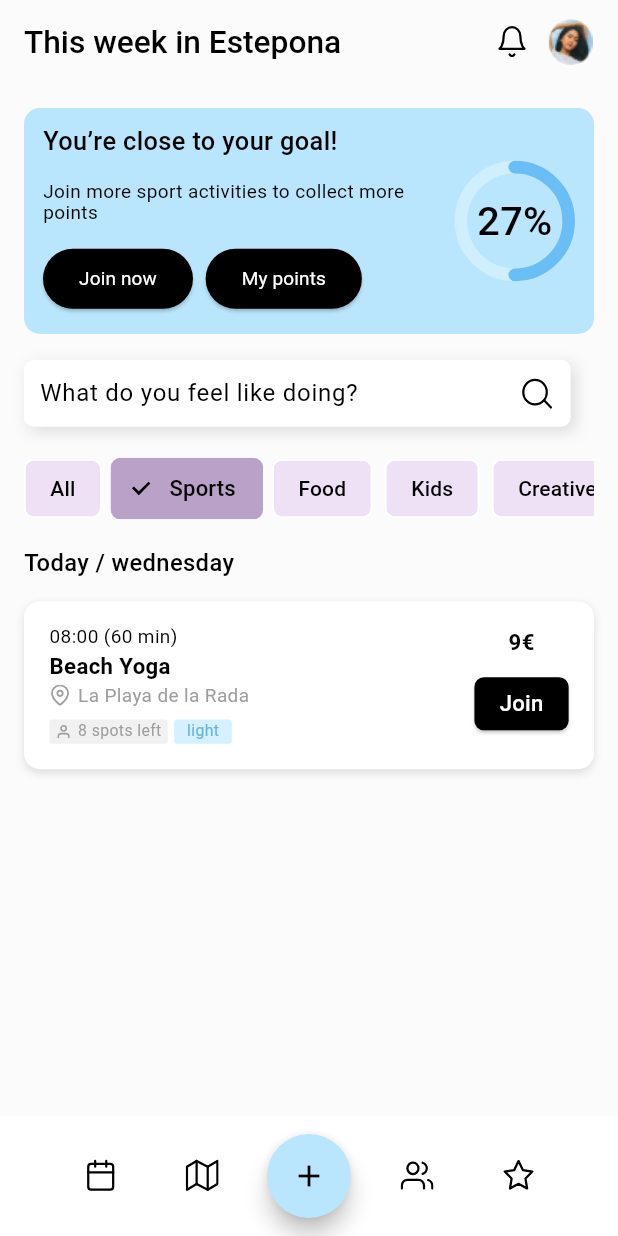
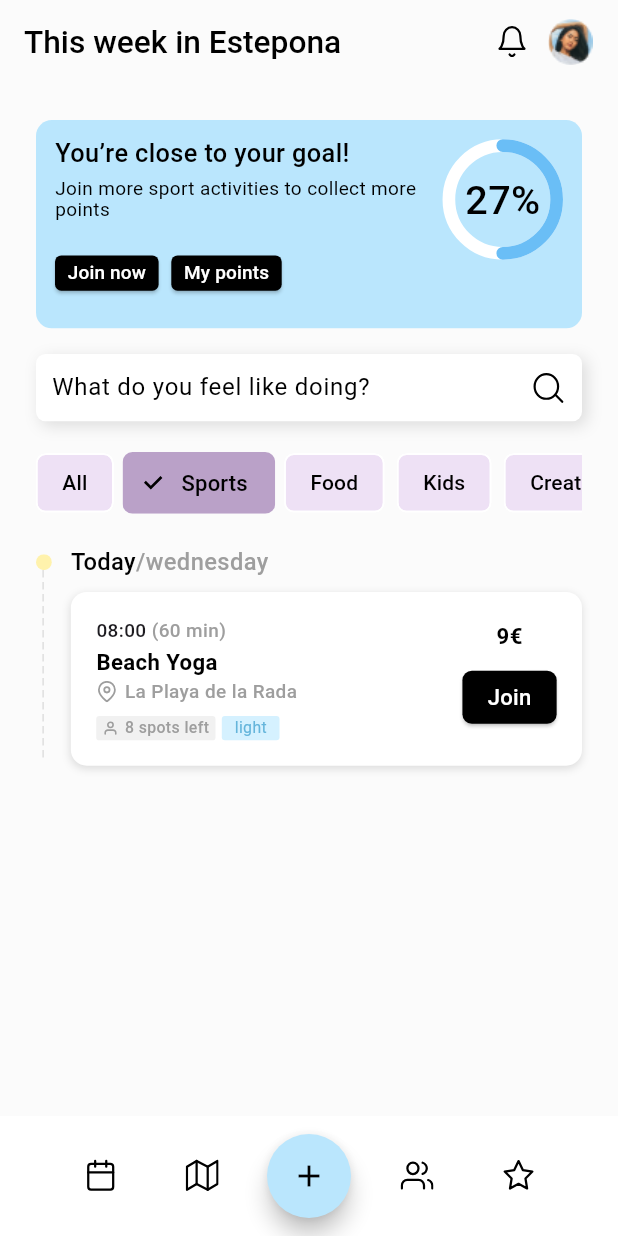
Before and after one commit to Sumina1/town_square_web, a Flutter app: the screen it shows after launch, after a tap on "Sports", on a phone screen of 412 x 824 dp. Run offline on Flutter 3.47's test engine with Material 3 defaults, Android fonts, the light colour scheme and no system bars; drawn by our look-alikes of percent_indicator; our stand-ins replace flutter_bloc, flutter_screenutil, flutter_svg, freezed_annotation, get_it; Roboto replaces fonts that are missing (Poppins, SF Pro Display).

Commit message:
design upadte on activities

```diff
--- a/lib/core/constants/asset_paths.dart
+++ b/lib/core/constants/asset_paths.dart
@@ -23,4 +23,5 @@ class AssetPaths {
   static const String filterSvg = 'assets/svg/filter.svg';
   static const String sliderSvg = 'assets/svg/sliders.svg';
   static const String profilePicture = 'assets/svg/profile.svg';
+  static const String imageCircle = 'assets/svg/circle.svg';
 }
--- a/lib/features/activities/presentation/cubit/activities_cubit.dart
+++ b/lib/features/activities/presentation/cubit/activities_cubit.dart
@@ -10,8 +10,6 @@ class ActivitiesCubit extends Cubit<ActivitiesState> {
   final ActivitiesRepository _repository;
 
   ActivitiesCubit(this._repository) : super(const ActivitiesState());
-
-  final List<String> categories = ['All', 'Sports', 'Food', 'Kids', 'Creative'];
 
   Future<void> loadActivities() async {
     emit(state.copyWith(status: ActivitiesStatus.loading));
--- a/lib/features/activities/presentation/screen/todays_activities_mobile_design.dart
+++ b/lib/features/activities/presentation/screen/todays_activities_mobile_design.dart
@@ -15,8 +15,6 @@ class _Constants {
   static const backgroundColor = Color(0xFFFBFBFB);
   static const bannerColor = Color(0xFFBAE6FD);
   static const progressColor = Color(0xFF6ABEF6);
-  static const filterChipSelectedColor = Color(0xFFBAA1C8);
-  static const filterChipBackgroundColor = Color(0xFFEEE1F5);
 
   static const intensityColors = {
     'light': Color(0xFFD5F1FF),
@@ -72,7 +70,7 @@ class TodaysActivitiesView extends StatelessWidget {
                           state.errorMessage ?? 'Error loading activities'))
                   : SingleChildScrollView(
                       child: Padding(
-                        padding: const EdgeInsets.all(16.0),
+                        padding: const EdgeInsets.all(24.0),
                         child: Column(
                           crossAxisAlignment: CrossAxisAlignment.start,
                           children: [
@@ -89,19 +87,71 @@ class TodaysActivitiesView extends StatelessWidget {
                               },
                             ),
                             SizedBox(height: 16.h),
-                            BuildText(
-                              text:
-                                  'Today / ${DateFormat('EEEE').format(DateTime.now()).toLowerCase()}',
+
+                            // SizedBox(height: 8.h),
+                            Row(
+                              mainAxisAlignment: MainAxisAlignment.start,
+                              crossAxisAlignment: CrossAxisAlignment.start,
+                              children: [
+                                Padding(
+                                  padding: EdgeInsets.only(top: 6.h),
+                                  child: Column(
+                                    children: [
+                                      SvgIcon(
+                                        assetPath: AssetPaths.imageCircle,
+                                        size: 10.w,
+                                      ),
+                                      SizedBox(
+                                        height: state.filteredActivities.isEmpty
+                                            ? 50.h
+                                            : state.filteredActivities.length *
+                                                115.h,
+                                        width: 1.w,
+                                        child: CustomPaint(
+                                          painter: DashedLineVerticalPainter(),
+                                        ),
+                                      ),
+                                    ],
+                                  ),
+                                ),
+                                SizedBox(width: 4.w),
+                                Expanded(
+                                  child: Padding(
+                                    padding: EdgeInsets.only(left: 8.w),
+                                    child: Column(
+                                      crossAxisAlignment:
+                                          CrossAxisAlignment.start,
+                                      children: [
+                                        Text.rich(
+                                          TextSpan(
+                                            text: 'Today',
+                                            style: TextStyle(
                                               fontSize: 14.97.sp,
                                               fontWeight: FontWeight.w500,
+                                              color: Colors.black,
                                             ),
-                            SizedBox(height: 8.h),
+                                            children: [
+                                              TextSpan(
+                                                text:
+                                                    '/${DateFormat('EEEE').format(DateTime.now()).toLowerCase()}',
+                                                style: TextStyle(
+                                                  fontSize: 14.97.sp,
+                                                  fontWeight: FontWeight.w500,
+                                                  color: Colors.grey,
+                                                ),
+                                              ),
+                                            ],
+                                          ),
+                                        ),
                                         AnimatedSwitcher(
-                              duration: const Duration(milliseconds: 300),
-                              child: state.filteredActivities.isEmpty
+                                          duration:
+                                              const Duration(milliseconds: 300),
+                                          child: state
+                                                  .filteredActivities.isEmpty
                                               ? const Center(
                                                   child: Padding(
-                                        padding: EdgeInsets.all(16.0),
+                                                    padding:
+                                                        EdgeInsets.all(16.0),
                                                     child: Text(
                                                       'No activities available',
                                                       style: TextStyle(
@@ -111,26 +161,47 @@ class TodaysActivitiesView extends StatelessWidget {
                                                     ),
                                                   ),
                                                 )
-                                  : Column(
+                                              : ListView.builder(
                                                   key: ValueKey<String>(
                                                       state.selectedCategory),
-                                      children: state.filteredActivities
-                                          .map((activity) => ActivityCard(
-                                                time:
-                                                    '${activity.time} (${activity.duration})',
+                                                  shrinkWrap: true,
+                                                  physics:
+                                                      const NeverScrollableScrollPhysics(),
+                                                  itemCount: state
+                                                      .filteredActivities
+                                                      .length,
+                                                  itemBuilder:
+                                                      (context, index) {
+                                                    final activity = state
+                                                            .filteredActivities[
+                                                        index];
+                                                    return ActivityCard(
+                                                      time: activity.time,
+                                                      duration:
+                                                          activity.duration,
                                                       activity: activity.title,
-                                                location: activity.location,
+                                                      location:
+                                                          activity.location,
                                                       price:
                                                           '${activity.price.toStringAsFixed(0)}€',
                                                       spotsLeft:
                                                           '${activity.spotsLeft} spots left',
-                                                intensity: activity.intensity,
-                                                childcare: activity.childcare,
+                                                      intensity:
+                                                          activity.intensity,
+                                                      childcare:
+                                                          activity.childcare,
                                                       soldOut:
-                                                    activity.spotsLeft == 0,
-                                              ))
-                                          .toList(),
+                                                          activity.spotsLeft ==
+                                                              0,
+                                                    );
+                                                  },
                                                 ),
+                                        ),
+                                      ],
+                                    ),
+                                  ),
+                                ),
+                              ],
                             ),
                           ],
                         ),
@@ -141,6 +212,23 @@ class TodaysActivitiesView extends StatelessWidget {
       },
     );
   }
+}
+
+class DashedLineVerticalPainter extends CustomPainter {
+  @override
+  void paint(Canvas canvas, Size size) {
+    double dashHeight = 5, dashSpace = 3, startY = 0;
+    final paint = Paint()
+      ..color = Colors.grey[300]!
+      ..strokeWidth = size.width;
+    while (startY < size.height) {
+      canvas.drawLine(Offset(0, startY), Offset(0, startY + dashHeight), paint);
+      startY += dashHeight + dashSpace;
+    }
+  }
+
+  @override
+  bool shouldRepaint(CustomPainter oldDelegate) => false;
 }
 
 class BannerWidget extends StatelessWidget {
@@ -155,6 +243,7 @@ class BannerWidget extends StatelessWidget {
         borderRadius: BorderRadius.circular(10.r),
       ),
       child: Row(
+        crossAxisAlignment: CrossAxisAlignment.start,
         mainAxisAlignment: MainAxisAlignment.spaceBetween,
         children: [
           Expanded(
@@ -166,22 +255,34 @@ class BannerWidget extends StatelessWidget {
                   fontSize: 16.sp,
                   fontWeight: FontWeight.w500,
                 ),
-                SizedBox(height: 16.h),
+                SizedBox(height: 7.h),
                 BuildText(
                   text: 'Join more sport activities to collect more points',
                   fontSize: 12.sp,
                 ),
-                SizedBox(height: 12.h),
+                SizedBox(height: 10.h),
                 Row(
                   children: [
                     ElevatedButton(
                       onPressed: () {},
                       style: ElevatedButton.styleFrom(
                         backgroundColor: Colors.black,
+                        padding: EdgeInsets.symmetric(
+                            horizontal: 8.w, vertical: 4.h),
+                        minimumSize: Size(63.w, 22.h),
+                        shape: RoundedRectangleBorder(
+                          borderRadius: BorderRadius.only(
+                            topLeft: Radius.circular(4.r),
+                            bottomLeft: Radius.circular(4.r),
+                            topRight: Radius.circular(4.r),
+                            bottomRight: Radius.circular(4.r),
+                          ),
+                        ),
                       ),
                       child: BuildText(
                         text: 'Join now',
                         fontSize: 12.sp,
+                        fontWeight: FontWeight.w500,
                         color: Colors.white,
                       ),
                     ),
@@ -190,11 +291,23 @@ class BannerWidget extends StatelessWidget {
                       onPressed: () {},
                       style: ElevatedButton.styleFrom(
                         backgroundColor: Colors.black,
+                        padding: EdgeInsets.symmetric(
+                            horizontal: 8.w, vertical: 4.h),
+                        minimumSize: Size(63.w, 22.h),
+                        shape: RoundedRectangleBorder(
+                          borderRadius: BorderRadius.only(
+                            topLeft: Radius.circular(4.r),
+                            bottomLeft: Radius.circular(4.r),
+                            topRight: Radius.circular(4.r),
+                            bottomRight: Radius.circular(4.r),
+                          ),
+                        ),
                       ),
                       child: BuildText(
                         text: 'My points',
                         fontSize: 12.sp,
                         color: Colors.white,
+                        fontWeight: FontWeight.w500,
                       ),
                     ),
                   ],
@@ -212,7 +325,7 @@ class BannerWidget extends StatelessWidget {
               fontSize: 25.sp,
               fontWeight: FontWeight.w500,
             ),
-            backgroundColor: Colors.white.withOpacity(0.3),
+            backgroundColor: const Color(0xFFFFFFFF),
             progressColor: _Constants.progressColor,
             circularStrokeCap: CircularStrokeCap.round,
           )
@@ -265,56 +378,6 @@ class SearchBar extends StatelessWidget {
   }
 }
 
-// class FilterBar extends StatelessWidget {
-//   final String selectedFilter;
-//   final Function(String) onFilterSelected;
-
-//   const FilterBar({
-//     super.key,
-//     required this.selectedFilter,
-//     required this.onFilterSelected,
-//   });
-
-//   @override
-//   Widget build(BuildContext context) {
-//     final filters = [
-//       'All',
-//       'Sports',
-//       'Food',
-//       'Kids',
-//       'Creative',
-//     ];
-
-//     return SingleChildScrollView(
-//       scrollDirection: Axis.horizontal,
-//       child: Row(
-//         children: filters
-//             .map((filter) => Padding(
-//                   padding: EdgeInsets.only(right: 8.w),
-//                   child: FilterChip(
-//                     selected: selectedFilter == filter,
-//                     selectedColor: _Constants.filterChipSelectedColor,
-//                     label: BuildText(
-//                       text: filter,
-//                       fontSize: 12.sp,
-//                       color: Colors.black,
-//                     ),
-//                     backgroundColor: _Constants.filterChipBackgroundColor,
-//                     shape: RoundedRectangleBorder(
-//                       borderRadius: BorderRadius.circular(6.r),
-//                     ),
-//                     padding:
-//                         EdgeInsets.symmetric(horizontal: 8.w, vertical: 8.h),
-//                     onSelected: (_) => onFilterSelected(
-//                         selectedFilter == filter ? 'All' : filter),
-//                   ),
-//                 ))
-//             .toList(),
-//       ),
-//     );
-//   }
-// }
-
 class ActivityCard extends StatelessWidget {
   final String time;
   final String activity;
@@ -322,6 +385,7 @@ class ActivityCard extends StatelessWidget {
   final String price;
   final String spotsLeft;
   final String intensity;
+  final String duration;
   final bool childcare;
   final bool soldOut;
 
@@ -333,6 +397,7 @@ class ActivityCard extends StatelessWidget {
     required this.price,
     required this.spotsLeft,
     required this.intensity,
+    required this.duration,
     this.childcare = false,
     this.soldOut = false,
   });
@@ -359,15 +424,24 @@ class ActivityCard extends StatelessWidget {
           Column(
             crossAxisAlignment: CrossAxisAlignment.start,
             children: [
-              BuildText(
+              Text.rich(
+                TextSpan(
                   text: time,
-                fontSize: 12.sp,
+                  style:
+                      TextStyle(fontSize: 12.sp, fontWeight: FontWeight.w500),
+                  children: [
+                    TextSpan(
+                      text: ' ($duration)',
+                      style: TextStyle(fontSize: 12.sp, color: Colors.grey),
+                    ),
+                  ],
+                ),
               ),
               SizedBox(height: 4.w),
               BuildText(
                 text: activity,
                 fontSize: 14.sp,
-                fontWeight: FontWeight.bold,
+                fontWeight: FontWeight.w700,
               ),
               SizedBox(height: 4.w),
               Row(
@@ -381,6 +455,7 @@ class ActivityCard extends StatelessWidget {
                   BuildText(
                     text: location,
                     fontSize: 12.sp,
+                    fontWeight: FontWeight.w500,
                     color: Colors.grey,
                   ),
                 ],
@@ -407,6 +482,7 @@ class ActivityCard extends StatelessWidget {
                           text: spotsLeft,
                           fontSize: 10.sp,
                           color: Colors.grey,
+                          fontWeight: FontWeight.w500,
                         ),
                       ],
                     ),
```
Also changed, not shown: assets/svg/circle.svg (added). Lines whose indentation alone changed are shown as unchanged.
